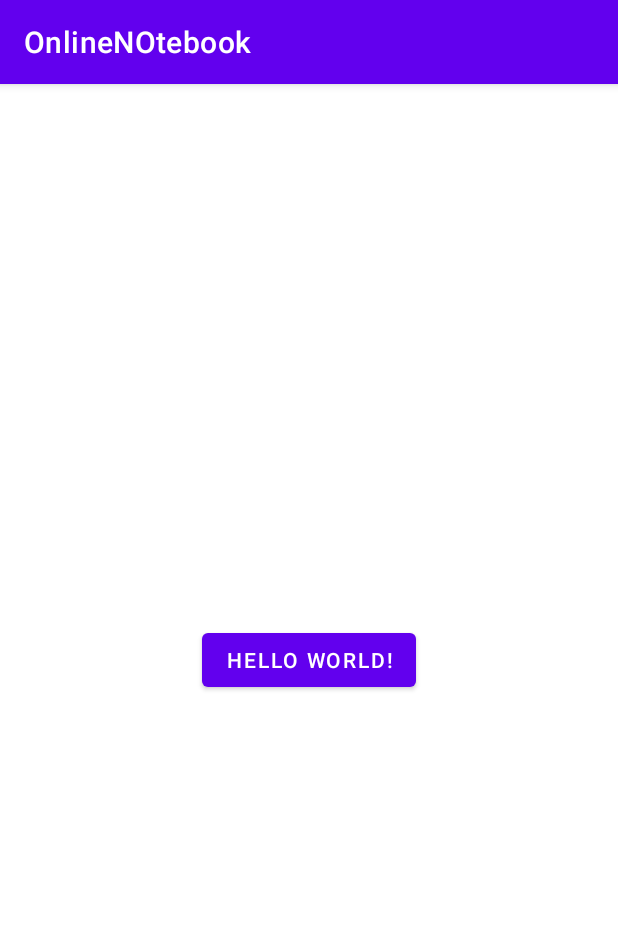
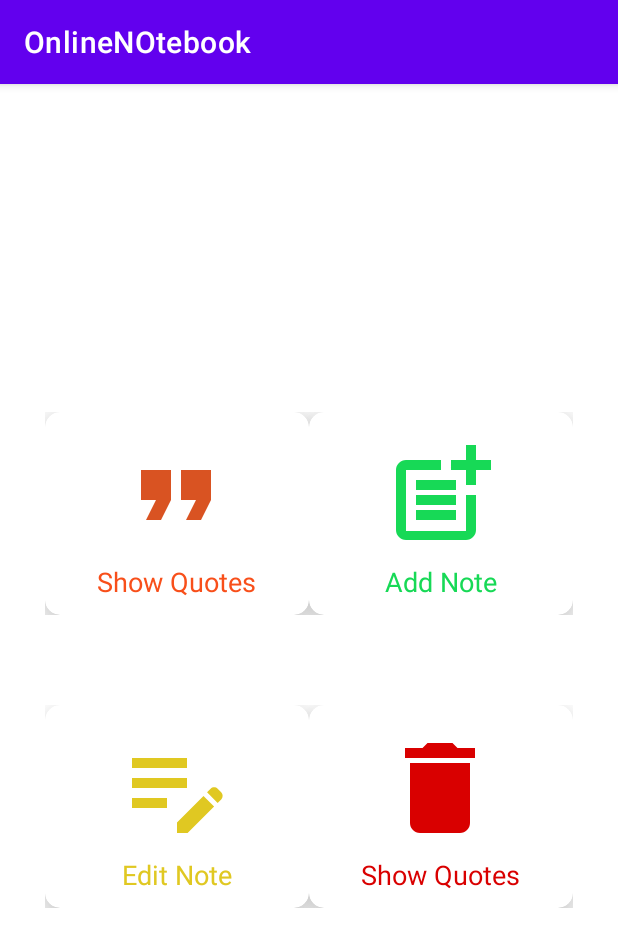
Before and after one commit to Syed-Bipul-Rahman/NoteVerse, an Android app: the screen it shows after launch (MainActivity), on a phone screen of 412 x 824 dp. Shown: the top 947 px of the screen. Run offline under Robolectric (Android 15) with nearby library versions, the phone set to English and light mode, and no system bars.

Commit message:
MainActivity ui updated

```diff
--- a/app/src/main/AndroidManifest.xml
+++ b/app/src/main/AndroidManifest.xml
@@ -9,9 +9,9 @@
         android:allowBackup="true"
         android:dataExtractionRules="@xml/data_extraction_rules"
         android:fullBackupContent="@xml/backup_rules"
-        android:icon="@mipmap/ic_launcher"
+        android:icon="@drawable/ic_splash"
         android:label="@string/app_name"
-        android:roundIcon="@mipmap/ic_launcher_round"
+        android:roundIcon="@drawable/ic_splash"
         android:supportsRtl="true"
         android:theme="@style/Theme.OnlineNOtebook"
         android:usesCleartextTraffic="true"
--- a/app/src/main/java/com/classwork/onlinenotebook/MainActivity.java
+++ b/app/src/main/java/com/classwork/onlinenotebook/MainActivity.java
@@ -9,17 +9,18 @@ import android.view.View;
 import com.classwork.onlinenotebook.databinding.ActivityMainBinding;
 
 public class MainActivity extends AppCompatActivity {
-ActivityMainBinding binding;
+    ActivityMainBinding binding;
+
     @Override
     protected void onCreate(Bundle savedInstanceState) {
         super.onCreate(savedInstanceState);
 
-        binding=ActivityMainBinding.inflate(getLayoutInflater());
-        View view=binding.getRoot();
+        binding = ActivityMainBinding.inflate(getLayoutInflater());
+        View view = binding.getRoot();
         setContentView(view);
-binding.nextpage.setOnClickListener(v->{
-    startActivity(new Intent(MainActivity.this,ShowQuotes.class));
-});
+        binding.showQuotes.setOnClickListener(v -> {
+            startActivity(new Intent(MainActivity.this, ShowQuotes.class));
+        });
 
 
     }
--- /dev/null
+++ b/app/src/main/res/drawable/ic_baseline_delete_24.xml
@@ -0,0 +1,5 @@
+<vector android:height="24dp" android:tint="#D90000"
+    android:viewportHeight="24" android:viewportWidth="24"
+    android:width="24dp" xmlns:android="http://schemas.android.com/apk/res/android">
+    <path android:fillColor="@android:color/white" android:pathData="M6,19c0,1.1 0.9,2 2,2h8c1.1,0 2,-0.9 2,-2V7H6v12zM19,4h-3.5l-1,-1h-5l-1,1H5v2h14V4z"/>
+</vector>
--- /dev/null
+++ b/app/src/main/res/drawable/ic_baseline_edit_note_24.xml
@@ -0,0 +1,5 @@
+<vector android:height="24dp" android:tint="#E0C822"
+    android:viewportHeight="24" android:viewportWidth="24"
+    android:width="24dp" xmlns:android="http://schemas.android.com/apk/res/android">
+    <path android:fillColor="@android:color/white" android:pathData="M3,10h11v2H3V10zM3,8h11V6H3V8zM3,16h7v-2H3V16zM18.01,12.87l0.71,-0.71c0.39,-0.39 1.02,-0.39 1.41,0l0.71,0.71c0.39,0.39 0.39,1.02 0,1.41l-0.71,0.71L18.01,12.87zM17.3,13.58l-5.3,5.3V21h2.12l5.3,-5.3L17.3,13.58z"/>
+</vector>
--- /dev/null
+++ b/app/src/main/res/drawable/ic_baseline_post_add_24.xml
@@ -0,0 +1,9 @@
+<vector android:height="24dp" android:tint="#17D956"
+    android:viewportHeight="24" android:viewportWidth="24"
+    android:width="24dp" xmlns:android="http://schemas.android.com/apk/res/android">
+    <path android:fillColor="@android:color/white" android:pathData="M17,19.22H5V7h7V5H5C3.9,5 3,5.9 3,7v12c0,1.1 0.9,2 2,2h12c1.1,0 2,-0.9 2,-2v-7h-2V19.22z"/>
+    <path android:fillColor="@android:color/white" android:pathData="M19,2h-2v3h-3c0.01,0.01 0,2 0,2h3v2.99c0.01,0.01 2,0 2,0V7h3V5h-3V2z"/>
+    <path android:fillColor="@android:color/white" android:pathData="M7,9h8v2h-8z"/>
+    <path android:fillColor="@android:color/white" android:pathData="M7,12l0,2l8,0l0,-2l-3,0z"/>
+    <path android:fillColor="@android:color/white" android:pathData="M7,15h8v2h-8z"/>
+</vector>
--- a/app/src/main/res/layout/activity_main.xml
+++ b/app/src/main/res/layout/activity_main.xml
@@ -1,19 +1,170 @@
 <?xml version="1.0" encoding="utf-8"?>
-<androidx.constraintlayout.widget.ConstraintLayout xmlns:android="http://schemas.android.com/apk/res/android"
+<LinearLayout xmlns:android="http://schemas.android.com/apk/res/android"
     xmlns:app="http://schemas.android.com/apk/res-auto"
     xmlns:tools="http://schemas.android.com/tools"
     android:layout_width="match_parent"
     android:layout_height="match_parent"
+    android:layout_gravity="center"
+    android:gravity="center"
+    android:orientation="vertical"
+    android:weightSum="2"
     tools:context=".MainActivity">
 
-    <Button
-        android:id="@+id/nextpage"
-        android:layout_width="wrap_content"
+    <LinearLayout
+
+        android:layout_width="match_parent"
         android:layout_height="wrap_content"
-        android:text="Hello World!"
-        app:layout_constraintBottom_toBottomOf="parent"
-        app:layout_constraintEnd_toEndOf="parent"
-        app:layout_constraintStart_toStartOf="parent"
-        app:layout_constraintTop_toTopOf="parent" />
+        android:layout_gravity="center"
+        android:layout_margin="10dp"
+        android:gravity="center"
+        android:orientation="horizontal"
+        android:padding="20dp"
+        android:weightSum="2">
 
-</androidx.constraintlayout.widget.ConstraintLayout>
+        <androidx.cardview.widget.CardView
+            android:id="@+id/showQuotes"
+            android:layout_width="0dp"
+            android:layout_height="wrap_content"
+            android:layout_gravity="center"
+            android:layout_weight="1"
+            android:padding="10dp"
+            app:cardCornerRadius="10dp"
+            app:cardElevation="18dp">
+
+            <LinearLayout
+                android:layout_width="wrap_content"
+                android:layout_height="wrap_content"
+                android:layout_gravity="center"
+                android:gravity="center"
+                android:orientation="vertical"
+                android:padding="10dp">
+
+                <ImageView
+                    android:layout_width="80dp"
+                    android:layout_height="80dp"
+                    android:layout_gravity="center"
+                    android:layout_margin="5dp"
+                    android:src="@drawable/ic_baseline_format_quote_24" />
+
+                <TextView
+                    android:layout_width="wrap_content"
+                    android:layout_height="wrap_content"
+                    android:text="Show Quotes"
+                    android:textColor="@color/orange"
+                    android:textSize="18sp" />
+
+            </LinearLayout>
+        </androidx.cardview.widget.CardView>
+
+        <androidx.cardview.widget.CardView
+            android:layout_width="0dp"
+            android:layout_height="wrap_content"
+            android:layout_weight="1"
+            android:padding="10dp"
+            app:cardCornerRadius="10dp"
+            app:cardElevation="18dp">
+
+            <LinearLayout
+                android:layout_width="wrap_content"
+                android:layout_height="wrap_content"
+                android:layout_gravity="center"
+                android:gravity="center"
+                android:orientation="vertical"
+                android:padding="10dp">
+
+                <ImageView
+                    android:layout_width="80dp"
+                    android:layout_height="80dp"
+                    android:layout_gravity="center"
+                    android:layout_margin="5dp"
+                    android:src="@drawable/ic_baseline_post_add_24" />
+
+                <TextView
+                    android:layout_width="wrap_content"
+                    android:layout_height="wrap_content"
+                    android:text="Add Note"
+                    android:textColor="@color/greenlight"
+                    android:textSize="18sp" />
+
+            </LinearLayout>
+        </androidx.cardview.widget.CardView>
+    </LinearLayout>
+
+    <LinearLayout
+        android:layout_width="match_parent"
+        android:layout_height="wrap_content"
+        android:layout_gravity="center"
+        android:layout_margin="10dp"
+        android:gravity="center"
+        android:orientation="horizontal"
+        android:padding="20dp"
+        android:weightSum="2">
+
+        <androidx.cardview.widget.CardView
+            android:layout_width="0dp"
+            android:layout_height="wrap_content"
+            android:layout_weight="1"
+            android:padding="10dp"
+            app:cardCornerRadius="10dp"
+            app:cardElevation="18dp">
+
+            <LinearLayout
+                android:layout_width="wrap_content"
+                android:layout_height="wrap_content"
+                android:layout_gravity="center"
+                android:gravity="center"
+                android:orientation="vertical"
+                android:padding="10dp">
+
+                <ImageView
+                    android:layout_width="80dp"
+                    android:layout_height="80dp"
+                    android:layout_gravity="center"
+                    android:layout_margin="5dp"
+                    android:src="@drawable/ic_baseline_edit_note_24" />
+
+                <TextView
+                    android:layout_width="wrap_content"
+                    android:layout_height="wrap_content"
+                    android:text="Edit Note"
+                    android:textColor="@color/yellow"
+                    android:textSize="18sp" />
+
+            </LinearLayout>
+        </androidx.cardview.widget.CardView>
+
+        <androidx.cardview.widget.CardView
+            android:layout_width="0dp"
+            android:layout_height="wrap_content"
+            android:layout_weight="1"
+            android:padding="10dp"
+            app:cardCornerRadius="10dp"
+            app:cardElevation="18dp">
+
+            <LinearLayout
+                android:layout_width="wrap_content"
+                android:layout_height="wrap_content"
+                android:layout_gravity="center"
+                android:gravity="center"
+                android:orientation="vertical"
+                android:padding="10dp">
+
+                <ImageView
+                    android:layout_width="80dp"
+                    android:layout_height="80dp"
+                    android:layout_gravity="center"
+                    android:layout_margin="5dp"
+                    android:src="@drawable/ic_baseline_delete_24" />
+
+                <TextView
+                    android:layout_width="wrap_content"
+                    android:layout_height="wrap_content"
+                    android:text="Show Quotes"
+                    android:textColor="@color/red"
+                    android:textSize="18sp" />
+
+            </LinearLayout>
+        </androidx.cardview.widget.CardView>
+    </LinearLayout>
+
+</LinearLayout>
--- a/app/src/main/res/values/colors.xml
+++ b/app/src/main/res/values/colors.xml
@@ -8,4 +8,7 @@
     <color name="black">#FF000000</color>
     <color name="white">#FFFFFFFF</color>
     <color name="orange">#F84F1A</color>
+    <color name="greenlight">#17D956</color>
+    <color name="yellow">#E0C822</color>
+    <color name="red">#D90000</color>
 </resources>
```
Also changed, not shown: app/src/main/res/drawable/ic_splash.png (added).
